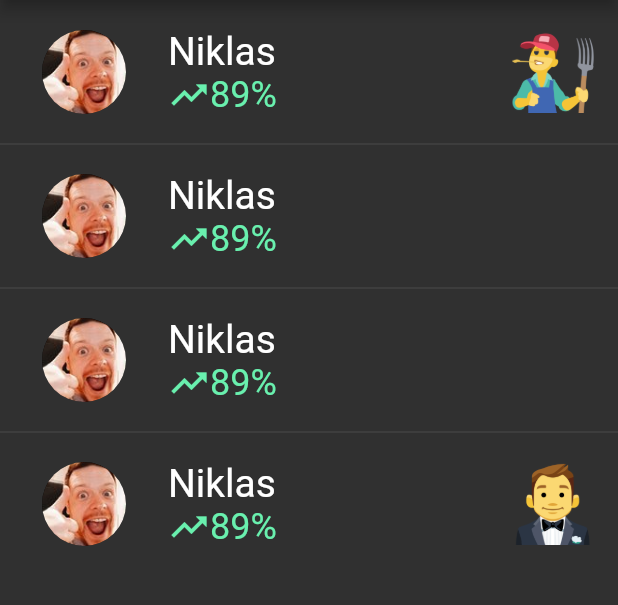
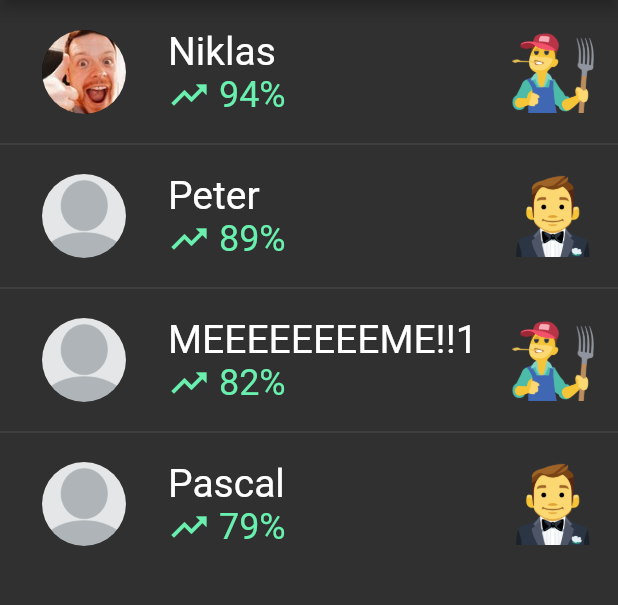
Before and after one commit to richardtreier/dohack2018-elitememer, a Flutter app: the MatchesPage screen opened by its route, on a phone screen of 412 x 824 dp, the part 84-689 px from its top. Run offline on Flutter 3.47's test engine with Material 2 defaults, Android fonts, the phone set to English and light mode, and no system bars; our stand-ins replace cached_network_image, carousel_slider; missing offline and left inert: intro_views_flutter.

Commit message:
Add variables to matches list

```diff
--- a/frontend/lib/ui/pages/matches_page.dart
+++ b/frontend/lib/ui/pages/matches_page.dart
@@ -10,19 +10,37 @@ class MatchesPage extends StatelessWidget {
           children: <Widget>[
             _UserTile(
               status: _MemeStatus.MemeBob,
+              imagePath: 'graphics/man_portrait.jpg',
+              profileName: 'Niklas',
+              percentage: '94%',
             ),
             Divider(
               height: 0.0,
             ),
-            _UserTile(),
+            _UserTile(
+              status: _MemeStatus.MemeSnob,
+              imagePath: 'graphics/placeholder.png',
+              profileName: 'Peter',
+              percentage: '89%',
+            ),
             Divider(
               height: 0.0,
             ),
-            _UserTile(),
+            _UserTile(
+              status: _MemeStatus.MemeBob,
+              imagePath: 'graphics/placeholder.png',
+              profileName: 'MEEEEEEEEME!!1',
+              percentage: '82%',
+            ),
             Divider(
               height: 0.0,
             ),
-            _UserTile(status: _MemeStatus.MemeSnob),
+            _UserTile(
+              status: _MemeStatus.MemeSnob,
+              imagePath: 'graphics/placeholder.png',
+              profileName: 'Pascal',
+              percentage: '79%',
+            ),
           ],
         ));
   }
@@ -32,8 +50,15 @@ enum _MemeStatus { MemeSnob, MemeBob, Normie }
 
 class _UserTile extends StatelessWidget {
   final _MemeStatus status;
+  final String profileName;
+  final String imagePath;
+  final String percentage;
 
-  _UserTile({this.status = _MemeStatus.Normie});
+  _UserTile(
+      {this.status = _MemeStatus.Normie,
+      this.profileName,
+      this.imagePath,
+      this.percentage});
 
   @override
   Widget build(BuildContext context) {
@@ -44,10 +69,10 @@ class _UserTile extends StatelessWidget {
         child: ListTile(
           leading: CircleAvatar(
             radius: 40.0,
-            backgroundImage: AssetImage('graphics/man_portrait.jpg'),
+            backgroundImage: AssetImage(imagePath),
           ),
           title: Text(
-            'Niklas',
+            profileName,
             style: TextStyle(fontSize: 26.0),
           ),
           trailing: status != _MemeStatus.Normie
@@ -70,7 +95,7 @@ class _UserTile extends StatelessWidget {
                 color: Colors.greenAccent,
                 size: 28.0,
               ),
-              Text('89%',
+              Text(' ' + percentage,
                   style: TextStyle(fontSize: 24.0, color: Colors.greenAccent)),
             ],
           ),
```
Also changed, not shown: frontend/graphics/placeholder.png (added).
